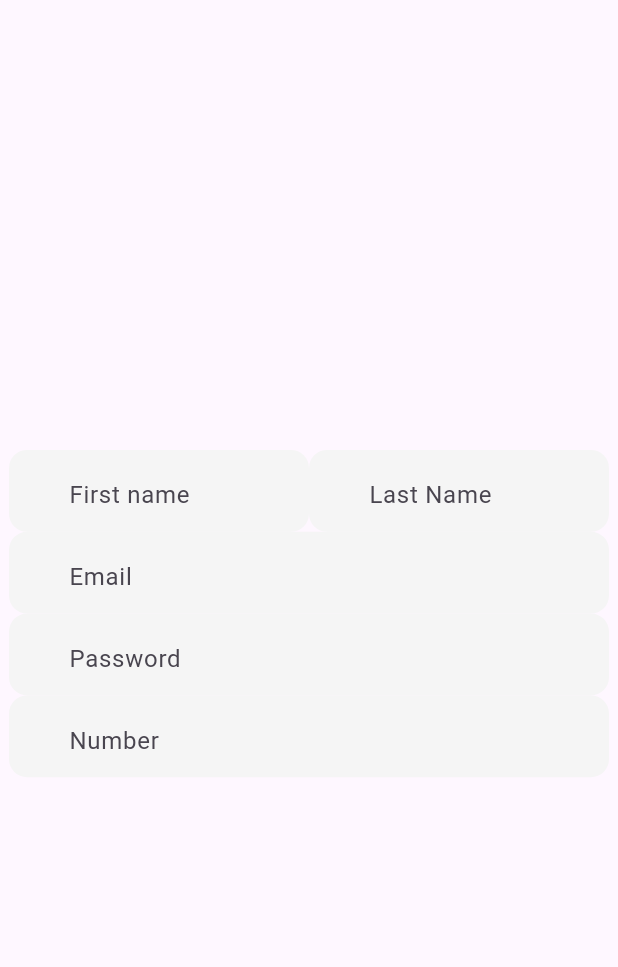
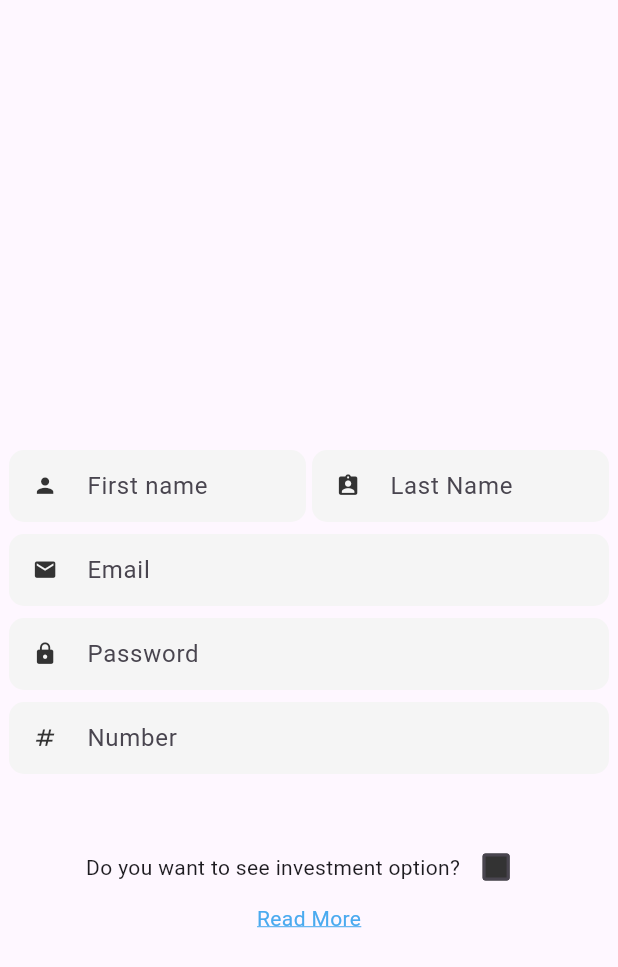
Before and after one commit to sami-MhdAmin/mall-automation-system, a Flutter app: the RegsiterPage screen opened directly, on a phone screen of 412 x 824 dp. Shown: the top 967 px of the screen. Run offline on Flutter 3.47's test engine with Material 2 defaults, Android fonts, the phone set to English and light mode, and no system bars; our stand-ins replace flutter_vector_icons; network calls fail.

Commit message:
add investment options page & investment store

```diff
--- a/lib/main.dart
+++ b/lib/main.dart
@@ -1,5 +1,6 @@
 import 'package:flutter/material.dart';
 import 'package:jessy_mall/screen/Auth/register.dart';
+import 'package:jessy_mall/screen/investment_options/investment_options.dart';
 
 import 'screen/Auth/login_page.dart';
 
@@ -19,7 +20,7 @@ class MyApp extends StatelessWidget {
         // colorScheme: ColorScheme.fromSeed(seedColor: Colors.deepPurple),
         useMaterial3: true,
       ),
-      home: const RegsiterPage(),
+      home: const InvestmentOptions(),
     );
   }
 }
--- a/lib/screen/Auth/login_page.dart
+++ b/lib/screen/Auth/login_page.dart
@@ -18,6 +18,7 @@ class LoginPage extends StatelessWidget {
       backgroundColor: AppColors.backgroundL,
       body: Form(
         key: formKey,
+        child: SingleChildScrollView(
           child: Column(
             children: [
               SizedBox(
@@ -61,6 +62,7 @@ class LoginPage extends StatelessWidget {
             ],
           ),
         ),
+      ),
     );
   }
 }
--- a/lib/screen/Auth/register.dart
+++ b/lib/screen/Auth/register.dart
@@ -14,6 +14,7 @@ class _RegsiterPageState extends State<RegsiterPage> {
     return Scaffold(
       body: SingleChildScrollView(
         child: Column(
+          crossAxisAlignment: CrossAxisAlignment.center,
           children: [
             /*wiget*/
             SizedBox(
@@ -23,26 +24,52 @@ class _RegsiterPageState extends State<RegsiterPage> {
               mainAxisAlignment: MainAxisAlignment.center,
               children: [
                 CustomTextField(
-                  width: 200,
+                  width: 198,
                   hintText: "First name",
+                  icon: Icons.person,
+                ),
+                SizedBox(
+                  width: 4,
                 ),
                 CustomTextField(
-                  width: 200,
+                  width: 198,
                   hintText: "Last Name",
+                  icon: Icons.assignment_ind_rounded,
                 ),
               ],
             ),
             CustomTextField(
               width: 400,
               hintText: "Email",
+              icon: Icons.email,
             ),
             CustomTextField(
               width: 400,
               hintText: "Password",
+              icon: Icons.lock,
             ),
             CustomTextField(
               width: 400,
               hintText: "Number",
+              icon: Icons.numbers_outlined,
+            ),
+            SizedBox(
+              height: 30,
+            ),
+            Row(
+              mainAxisAlignment: MainAxisAlignment.center,
+              children: [
+                Text("Do you want to see investment option?"),
+                CheckboxExample()
+              ],
+            ),
+            Text(
+              "Read More",
+              style: TextStyle(
+                color: AppColors.blue,
+                decoration: TextDecoration.underline,
+                decorationColor: AppColors.blue,
+              ),
             ),
           ],
         ),
@@ -54,14 +81,18 @@ class _RegsiterPageState extends State<RegsiterPage> {
 class CustomTextField extends StatelessWidget {
   final double width;
   final String hintText;
-  CustomTextField({required this.width, required this.hintText});
+  final IconData icon;
+  CustomTextField(
+      {required this.width, required this.hintText, required this.icon});
 
   @override
   Widget build(BuildContext context) {
-    return Container(
+    return Padding(
+      padding: const EdgeInsets.only(bottom: 8),
+      child: Container(
         width: width,
         decoration: BoxDecoration(
-        borderRadius: BorderRadius.circular(12.0),
+          borderRadius: BorderRadius.circular(10.0),
           color: AppColors.TextFieldFill, // Adjust the color to your preference
         ),
         child: TextField(
@@ -70,11 +101,55 @@ class CustomTextField extends StatelessWidget {
             contentPadding:
                 EdgeInsets.symmetric(horizontal: 16.0, vertical: 12.0),
             hintText: hintText,
-            prefix: Icon(
-              Icons.person,
+            focusedBorder: OutlineInputBorder(
+              borderRadius: BorderRadius.circular(18.0),
+              borderSide: const BorderSide(color: Colors.black),
+            ),
+            prefixIcon: Icon(
+              icon,
               color: AppColors.foregroundL,
-            )),
+              size: MediaQuery.of(context).size.width * 0.04,
+            ),
+          ),
+        ),
       ),
     );
   }
 }
+
+class CheckboxExample extends StatefulWidget {
+  const CheckboxExample({super.key});
+
+  @override
+  State<CheckboxExample> createState() => _CheckboxExampleState();
+}
+
+class _CheckboxExampleState extends State<CheckboxExample> {
+  bool isChecked = false;
+
+  @override
+  Widget build(BuildContext context) {
+    Color getColor(Set<MaterialState> states) {
+      const Set<MaterialState> interactiveStates = <MaterialState>{
+        MaterialState.pressed,
+        MaterialState.hovered,
+        MaterialState.focused,
+      };
+      if (states.any(interactiveStates.contains)) {
+        return AppColors.blue;
+      }
+      return AppColors.foregroundL;
+    }
+
+    return Checkbox(
+      checkColor: Colors.white,
+      fillColor: MaterialStateProperty.resolveWith(getColor),
+      value: isChecked,
+      onChanged: (bool? value) {
+        setState(() {
+          isChecked = value!;
+        });
+      },
+    );
+  }
+}
```
Also changed, not shown: lib/screen/investment_options/investment_options.dart (added, +120 -0 lines). Lines whose indentation alone changed are shown as unchanged.
